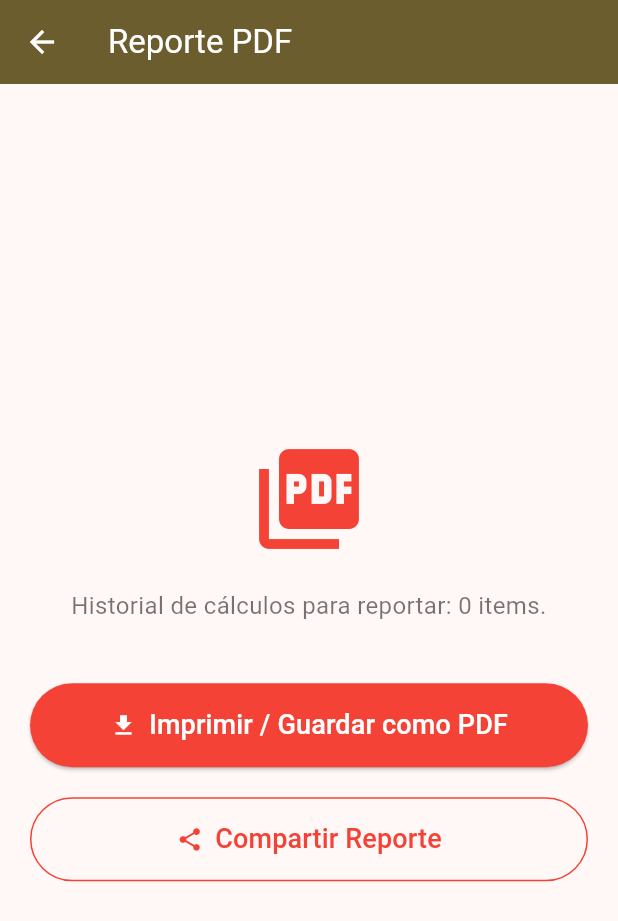
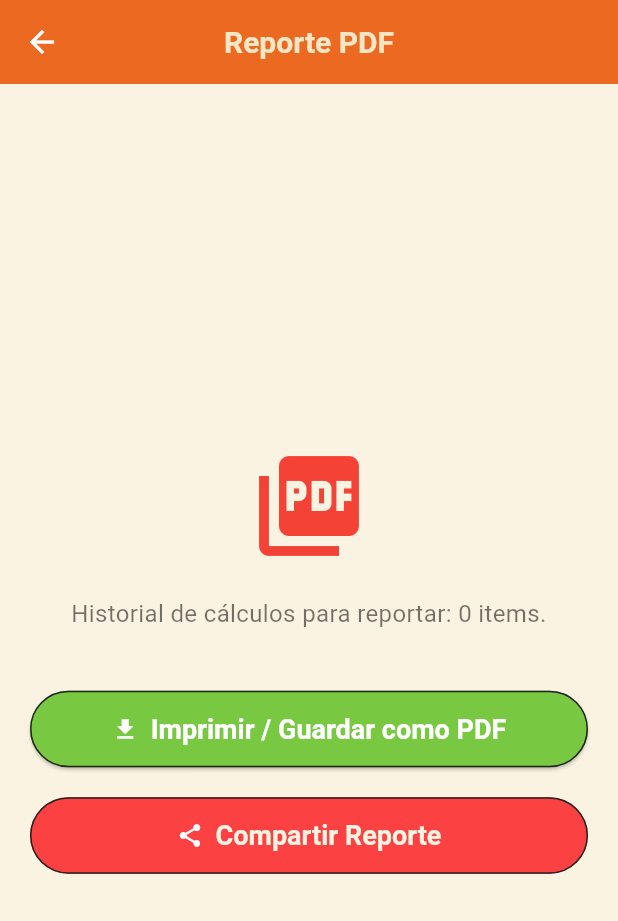
Before and after one commit to Teo344/arquitectura_completa, a Flutter app: the ReportPage screen opened by its route, on a phone screen of 412 x 824 dp. Shown: the top 921 px of the screen. Run offline on Flutter 3.47's test engine with Material 3 defaults, Android fonts, the phone set to English and light mode, and no system bars; our stand-ins replace pdf, printing, share_plus.

Commit message:
Mejoras visuales y actualizacion de reportes

```diff
--- a/lib/main.dart
+++ b/lib/main.dart
@@ -4,6 +4,7 @@ import 'package:provider/provider.dart';
 import 'src/domain/usescases/calculate_upgrade_usecase.dart';
 import 'src/presentation/viewmodels/operator_viewmodel.dart';
 import 'src/presentation/routes/app_route.dart';
+import 'theme/tema_general.dart';
 
 void main() {
   runApp(
@@ -22,10 +23,7 @@ class MyApp extends StatelessWidget {
     return MaterialApp(
       title: 'Aumento Operario',
       debugShowCheckedModeBanner: false,
-      theme: ThemeData(
-        colorSchemeSeed: Colors.deepOrange,
-        useMaterial3: true,
-      ),
+      theme: TemaGeneral.claro,
       initialRoute: AppRoute.home,
       routes: AppRoute.routes,
     );
--- a/lib/src/presentation/views/menu_page.dart
+++ /dev/null
@@ -1 +0,0 @@
-import 'package:flutter/material.dart';
--- a/lib/src/presentation/views/report_page.dart
+++ b/lib/src/presentation/views/report_page.dart
@@ -6,6 +6,7 @@ import 'package:pdf/pdf.dart';
 import 'package:pdf/widgets.dart' as pw;
 import 'package:path_provider/path_provider.dart';
 import 'package:share_plus/share_plus.dart';
+
 
 import '../viewmodels/operator_viewmodel.dart';
 import '../../domain/entities/result_operator.dart';
@@ -41,9 +42,9 @@ class ReportPage extends StatelessWidget {
       ];
     }).toList();
 
-    // Si no puedes usar PdfGoogleFonts, usa esta alternativa simple:
-    final regularFont = pw.Font.times();
-    final boldFont = pw.Font.timesBold();
+final regularFont = await PdfGoogleFonts.notoSansRegular();
+final boldFont = await PdfGoogleFonts.notoSansBold();
+
 
     pdf.addPage(
       pw.Page(
@@ -53,7 +54,6 @@ class ReportPage extends StatelessWidget {
             children: [
               pw.Text(
                 'Reporte de Aumentos de Operarios',
-                // Usar una fuente compatible aquí
                 style: pw.TextStyle(fontSize: 24, font: boldFont),
               ),
               pw.SizedBox(height: 20),
@@ -61,7 +61,6 @@ class ReportPage extends StatelessWidget {
                 headers: headers,
                 data: data,
                 border: pw.TableBorder.all(color: PdfColors.grey600),
-                // Asegúrate de que los estilos de encabezado y celda usen fuentes compatibles
                 headerStyle: pw.TextStyle(
                   font: boldFont,
                   color: PdfColors.white,
@@ -98,21 +97,19 @@ class ReportPage extends StatelessWidget {
 
   try {
     final pdf = await _generatePdfDocument(history);
-      final bytes = await pdf.save();
 
-      final tempDir = await getTemporaryDirectory();
-      final file = File('${tempDir.path}/reporte_operarios.pdf');
-      await file.writeAsBytes(bytes);
+    await Printing.sharePdf(
+      bytes: await pdf.save(),
+      filename: 'reporte_operarios.pdf',
+    );
 
-      await Share.shareXFiles([
-        XFile(file.path),
-      ], text: 'Reporte de aumentos de salario de operarios.');
   } catch (e) {
-      ScaffoldMessenger.of(
-        context,
-      ).showSnackBar(SnackBar(content: Text('Error al compartir PDF: $e')));
+    ScaffoldMessenger.of(context).showSnackBar(
+      SnackBar(content: Text('Error al compartir PDF: $e')),
+    );
   }
 }
+
 
   Future<void> _handlePdfAction(
     BuildContext context,
@@ -141,7 +138,7 @@ class ReportPage extends StatelessWidget {
     return Scaffold(
       appBar: AppBar(
         title: const Text('Reporte PDF'),
-        backgroundColor: Theme.of(context).colorScheme.tertiary,
+        backgroundColor: Theme.of(context).appBarTheme.backgroundColor,
         foregroundColor: Colors.white,
       ),
       body: Padding(
@@ -169,7 +166,6 @@ class ReportPage extends StatelessWidget {
                   style: TextStyle(fontSize: 18, color: Colors.white),
                 ),
                 style: ElevatedButton.styleFrom(
-                  backgroundColor: Colors.red,
                   padding: const EdgeInsets.symmetric(vertical: 15),
                 ),
               ),
@@ -178,14 +174,13 @@ class ReportPage extends StatelessWidget {
               // Botón para Compartir
               OutlinedButton.icon(
                 onPressed: () => _sharePdf(context, viewmodel.history),
-                icon: const Icon(Icons.share, color: Colors.red),
+                icon: const Icon(Icons.share, color: Colors.white),
                 label: const Text(
                   'Compartir Reporte',
-                  style: TextStyle(fontSize: 18, color: Colors.red),
+                  style: TextStyle(fontSize: 18),
                 ),
                 style: OutlinedButton.styleFrom(
                   padding: const EdgeInsets.symmetric(vertical: 15),
-                  side: const BorderSide(color: Colors.red),
                 ),
               ),
             ],
--- a/lib/theme/esquema_color.dart
+++ b/lib/theme/esquema_color.dart
@@ -7,4 +7,6 @@ class EsquemaColor {
   static const Color help = Color(0xFF222222);
   static const Color success = Color(0xFF78C841);
   static const Color error = Color(0xFFFB4141);
+  static const Color subir = Color(0xFF473472);
+  static const Color guardar = Color(0xFFD6F4ED);
 }
--- a/lib/theme/tema_botones.dart
+++ b/lib/theme/tema_botones.dart
@@ -4,34 +4,58 @@ import 'esquema_color.dart';
 class TemaBotones {
   static final botonPrincipal = ElevatedButtonThemeData(
     style: ElevatedButton.styleFrom(
-      backgroundColor: EsquemaColor.primary,
-      foregroundColor: EsquemaColor.textBlack,
-      padding: EdgeInsets.symmetric(
-        horizontal: 32,
-        vertical: 14
-      ),
-      shape: RoundedRectangleBorder(
-        borderRadius: BorderRadius.circular(30),
-      ),
-      textStyle: TextStyle(fontWeight: FontWeight.bold)
-    )
+      backgroundColor: EsquemaColor.success,
+      foregroundColor: EsquemaColor.primary,
+      padding: EdgeInsets.symmetric(horizontal: 32, vertical: 14),
+      shape: RoundedRectangleBorder(borderRadius: BorderRadius.circular(30)),
+      side: BorderSide(color: EsquemaColor.help),
+      textStyle: TextStyle(fontWeight: FontWeight.bold),
+    ),
   );
 
   static final botonSecundario = OutlinedButtonThemeData(
     style: OutlinedButton.styleFrom(
-      foregroundColor: EsquemaColor.textBlack,
-      padding: EdgeInsets.symmetric(
-        horizontal: 26,
-        vertical: 10
-      ),
-      shape: RoundedRectangleBorder(
-        borderRadius: BorderRadius.circular(30),
-      ),
-      side: BorderSide(color: EsquemaColor.primary),
-      textStyle: TextStyle(fontWeight: FontWeight.bold)
-    )
+      backgroundColor: EsquemaColor.error,
+      foregroundColor: EsquemaColor.primary,
+      padding: EdgeInsets.symmetric(horizontal: 26, vertical: 10),
+      shape: RoundedRectangleBorder(borderRadius: BorderRadius.circular(30)),
+      side: BorderSide(color: EsquemaColor.help),
+      textStyle: TextStyle(fontWeight: FontWeight.bold),
+    ),
+  );
+
+  static final botonGuardar = OutlinedButtonThemeData(
+    style: OutlinedButton.styleFrom(
+      backgroundColor: EsquemaColor.guardar,
+      foregroundColor: EsquemaColor.help,
+      padding: EdgeInsets.symmetric(horizontal: 26, vertical: 10),
+      shape: RoundedRectangleBorder(borderRadius: BorderRadius.circular(30)),
+      side: BorderSide(color: EsquemaColor.help),
+      textStyle: TextStyle(fontWeight: FontWeight.bold),
+    ),
   );
 
 
+    static final botonSubir = OutlinedButtonThemeData(
+    style: OutlinedButton.styleFrom(
+      backgroundColor: EsquemaColor.subir,
+      foregroundColor: EsquemaColor.primary,
+      padding: EdgeInsets.symmetric(horizontal: 26, vertical: 10),
+      shape: RoundedRectangleBorder(borderRadius: BorderRadius.circular(30)),
+      side: BorderSide(color: EsquemaColor.help),
+      textStyle: TextStyle(fontWeight: FontWeight.bold),
+    ),
+  );
 
+
+      static final botonDefault = OutlinedButtonThemeData(
+    style: OutlinedButton.styleFrom(
+      backgroundColor: EsquemaColor.terciary,
+      foregroundColor: EsquemaColor.primary,
+      padding: EdgeInsets.symmetric(horizontal: 26, vertical: 10),
+      shape: RoundedRectangleBorder(borderRadius: BorderRadius.circular(30)),
+      side: BorderSide(color: EsquemaColor.help),
+      textStyle: TextStyle(fontWeight: FontWeight.bold),
+    ),
+  );
 }
--- /dev/null
+++ b/lib/theme/tema_formularios.dart
@@ -0,0 +1,22 @@
+import 'package:flutter/material.dart';
+import 'esquema_color.dart';
+
+class TemaFormularios {
+  static final camposTexto = InputDecorationTheme(
+
+    filled: true,
+    fillColor: EsquemaColor.secundary,
+    labelStyle: TextStyle(color: Colors.black26),
+    prefixIconColor: EsquemaColor.primary,
+    enabledBorder: OutlineInputBorder(
+      borderRadius: BorderRadius.circular(12),
+      borderSide: BorderSide(color: Colors.black26)
+    ),
+
+    focusedBorder: OutlineInputBorder(
+      borderRadius: BorderRadius.circular(12),
+      borderSide: BorderSide(color: EsquemaColor.help, width: 2)
+    ),
+
+  );
+}
--- a/lib/theme/tema_general.dart
+++ b/lib/theme/tema_general.dart
@@ -0,0 +1,30 @@
+import 'package:flutter/material.dart';
+import 'esquema_color.dart';
+import 'tipografia.dart';
+import 'tema_appbar.dart';
+import 'tema_botones.dart';
+import 'tema_fondos.dart';
+import 'tema_formularios.dart';
+
+
+class TemaGeneral {
+  static ThemeData claro = ThemeData(
+    useMaterial3: true,
+    colorScheme: ColorScheme.light(
+      primary: const Color.fromARGB(255, 12, 55, 75),
+      secondary: const Color.fromARGB(255, 119, 92, 47),
+      background: const Color.fromARGB(255, 21, 18, 188),
+      onPrimary: const Color.fromARGB(255, 36, 18, 202),
+      onSecondary: const Color.fromARGB(255, 26, 198, 175),
+      onPrimaryFixed: const Color.fromARGB(255, 255, 255, 255),
+    ),
+    textTheme: Tipografia.texto,
+    appBarTheme: TemaAppbar.estilo,
+    elevatedButtonTheme: TemaBotones.botonPrincipal,
+    outlinedButtonTheme: TemaBotones.botonSecundario,
+    inputDecorationTheme: TemaFormularios.camposTexto,
+    scaffoldBackgroundColor: EsquemaColor.primary,
+  );
+
+
+}
--- /dev/null
+++ b/lib/theme/tipografia.dart
@@ -0,0 +1,11 @@
+import 'package:flutter/material.dart';
+import 'esquema_color.dart';
+
+class Tipografia {
+  static const TextTheme texto = TextTheme(
+    displayLarge: TextStyle(fontSize: 28, fontWeight: FontWeight.bold),
+    titleLarge: TextStyle(fontSize: 22 , fontWeight: FontWeight.w200),
+    bodyMedium: TextStyle(fontSize: 16 ),
+    labelLarge: TextStyle(fontSize: 14 , fontWeight: FontWeight.w600)
+  );
+}
```
Also changed, not shown: lib/src/presentation/views/history_page.dart (+70 -26 lines), lib/src/presentation/views/home_page.dart (+81 -61 lines), lib/src/presentation/views/result_page.dart (+2 -5 lines), lib/theme/tema_fondos.dart (added, +22 -0 lines). Lines whose indentation alone changed are shown as unchanged.
